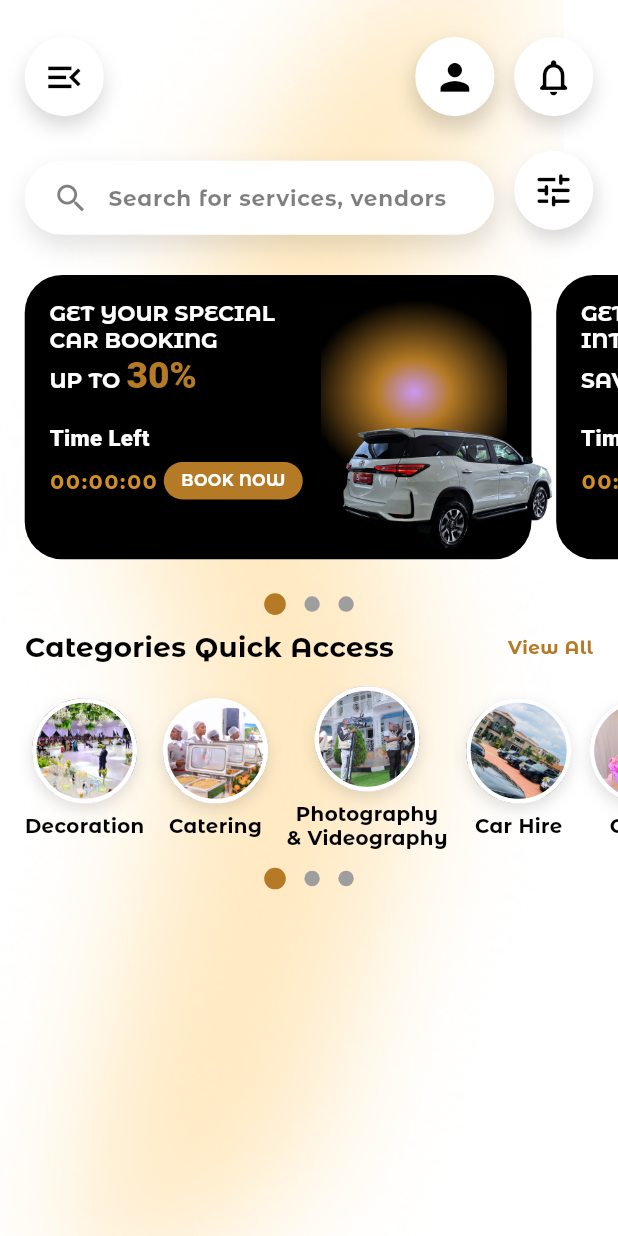
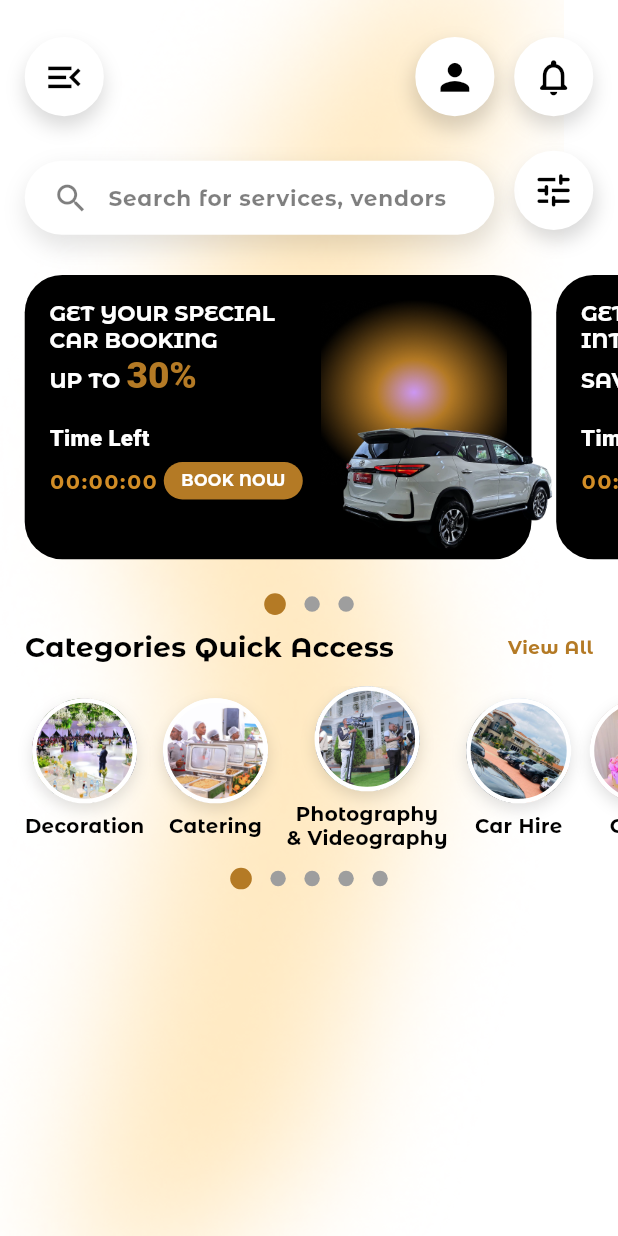
Before and after one commit to Alvin11David/Events-Uganda, a Flutter app: the CustomerHomeScreen screen opened directly, on a phone screen of 412 x 824 dp. Run offline on Flutter 3.47's test engine with Material 3 defaults, Android fonts, the phone set to English and light mode, and no system bars; our stand-ins replace firebase_auth, firebase_core, google_sign_in; accounts and stored records are empty; Roboto replaces fonts that are missing (Abril Fatface).

Commit message:
Changed the size

```diff
--- a/events_uganda/lib/Users/Customers/Customer_Home_Screen.dart
+++ b/events_uganda/lib/Users/Customers/Customer_Home_Screen.dart
@@ -637,8 +637,8 @@ class _CustomerHomeScreenState extends State<CustomerHomeScreen>
                   SizedBox(height: screenWidth * 0.03),
                   Row(
                     mainAxisAlignment: MainAxisAlignment.center,
-                    children: List.generate(3, (index) {
-                      final isActive = index == _activeCardIndex;
+                    children: List.generate(5, (index) {
+                      final isActive = index == _activeCircleIndex;
                       return Padding(
                         padding: EdgeInsets.symmetric(
                           horizontal: screenWidth * 0.015,
```
